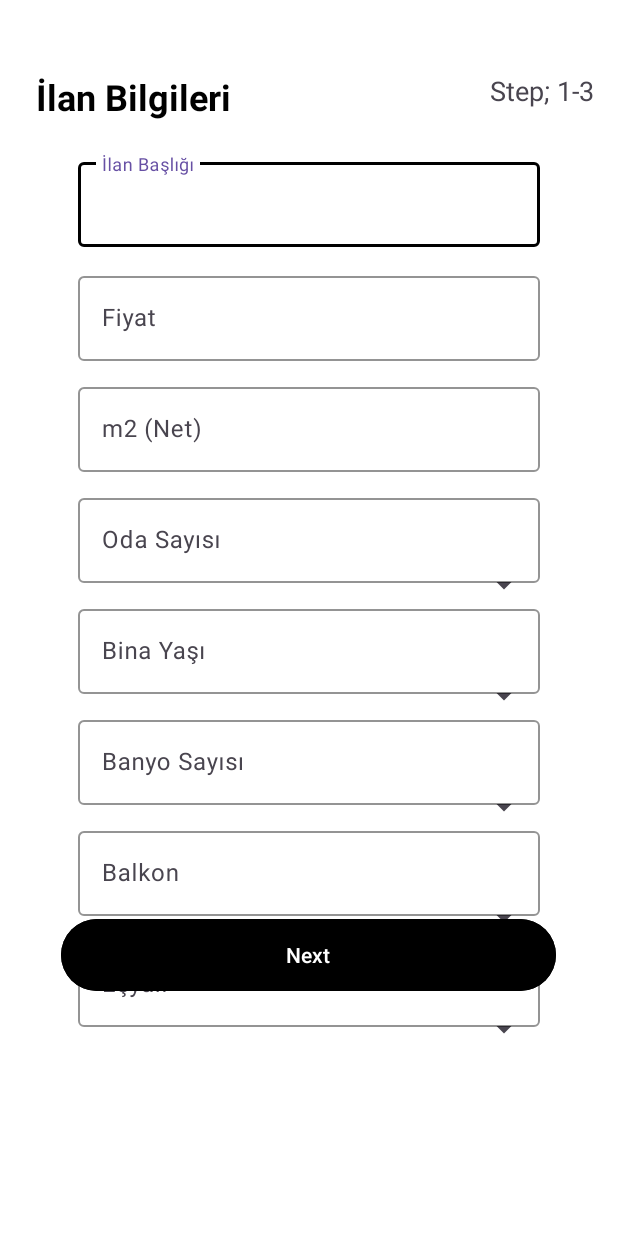
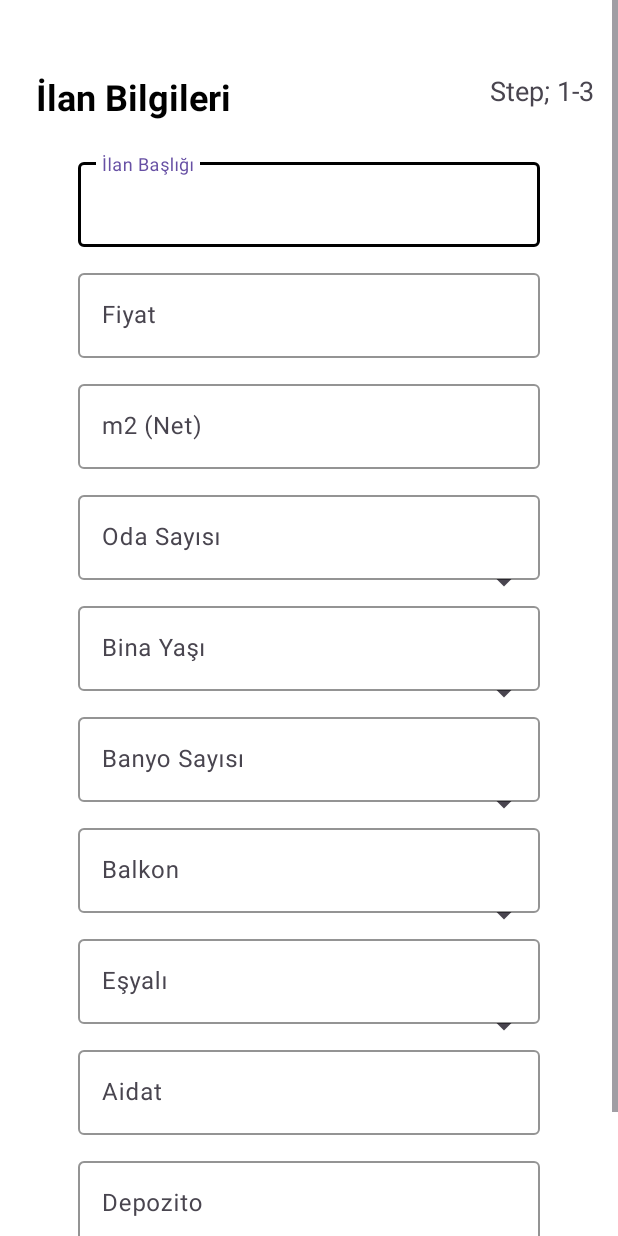
Before and after one commit to yusuf3337/MyApplication2, an Android app: the AdInformationOne screen opened directly, with no data from a screen before it, on a phone screen of 412 x 824 dp. Run offline under Robolectric (Android 15) with nearby library versions, the phone set to English and light mode, and no system bars.

Commit message:
AdInformationOne Scroll Düzelttim LinearLayout Eklenmesi gerekiyormuş

```diff
--- a/app/src/main/res/layout/activity_ad_information_one.xml
+++ b/app/src/main/res/layout/activity_ad_information_one.xml
@@ -6,11 +6,19 @@
     android:layout_width="match_parent"
     android:layout_height="match_parent"
     android:background="#FFFFFF"
+    android:rotationY="0"
     tools:context=".Informations.AdInformationOne">
+
+    <LinearLayout
+        android:layout_width="match_parent"
+        android:layout_height="match_parent"
+        android:orientation="vertical">
 
         <androidx.constraintlayout.widget.ConstraintLayout
             android:layout_width="match_parent"
-        android:layout_height="match_parent">
+            android:layout_height="916dp"
+            android:rotationY="0"
+            tools:layout_editor_absoluteY="1dp">
 
             <com.google.android.material.textfield.TextInputLayout
                 android:id="@+id/textInputLayout25"
@@ -28,7 +36,8 @@
                     android:layout_height="wrap_content"
                     android:focusable="false"
                     android:focusableInTouchMode="false"
-                android:hint="Balkon" />
+                    android:hint="Balkon"
+                    android:textColor="#000000" />
 
                 <Spinner
                     android:id="@+id/balkonSpinner"
@@ -76,14 +85,15 @@
                     android:id="@+id/ilanBasligi"
                     android:layout_width="match_parent"
                     android:layout_height="wrap_content"
-                android:hint="İlan Başlığı" />
+                    android:hint="İlan Başlığı"
+                    android:textColor="#000000" />
             </com.google.android.material.textfield.TextInputLayout>
 
             <com.google.android.material.textfield.TextInputLayout
                 android:id="@+id/textInputLayout20"
                 android:layout_width="308dp"
                 android:layout_height="64dp"
-            android:layout_marginTop="12dp"
+                android:layout_marginTop="10dp"
                 app:boxStrokeColor="#000000"
                 app:layout_constraintEnd_toEndOf="parent"
                 app:layout_constraintStart_toStartOf="parent"
@@ -93,7 +103,8 @@
                     android:id="@+id/fiyat"
                     android:layout_width="match_parent"
                     android:layout_height="wrap_content"
-                android:hint="Fiyat" />
+                    android:hint="Fiyat"
+                    android:textColor="#000000" />
             </com.google.android.material.textfield.TextInputLayout>
 
             <com.google.android.material.textfield.TextInputLayout
@@ -110,7 +121,8 @@
                     android:id="@+id/m2"
                     android:layout_width="match_parent"
                     android:layout_height="wrap_content"
-                android:hint="m2 (Net)" />
+                    android:hint="m2 (Net)"
+                    android:textColor="#000000" />
             </com.google.android.material.textfield.TextInputLayout>
 
             <com.google.android.material.textfield.TextInputLayout
@@ -129,12 +141,13 @@
                     android:layout_height="wrap_content"
                     android:focusable="false"
                     android:focusableInTouchMode="false"
-                android:hint="Oda Sayısı" />
+                    android:hint="Oda Sayısı"
+                    android:textColor="#000000" />
 
                 <Spinner
                     android:id="@+id/odaSayisiSpinner"
                     android:layout_width="match_parent"
-                android:layout_height="3dp"
+                    android:layout_height="7dp"
                     android:layout_weight="5" />
 
             </com.google.android.material.textfield.TextInputLayout>
@@ -156,7 +169,8 @@
                     android:layout_height="wrap_content"
                     android:focusable="false"
                     android:focusableInTouchMode="false"
-                android:hint="Bina Yaşı" />
+                    android:hint="Bina Yaşı"
+                    android:textColor="#000000" />
 
                 <Spinner
                     android:id="@+id/binaYasiSpinner"
@@ -182,7 +196,8 @@
                     android:layout_height="wrap_content"
                     android:focusable="false"
                     android:focusableInTouchMode="false"
-                android:hint="Banyo Sayısı" />
+                    android:hint="Banyo Sayısı"
+                    android:textColor="#000000" />
 
                 <Spinner
                     android:id="@+id/banyoSayisiSpinner"
@@ -208,28 +223,71 @@
                     android:layout_height="wrap_content"
                     android:focusable="false"
                     android:focusableInTouchMode="false"
-                android:hint="Eşyalı" />
+                    android:hint="Eşyalı"
+                    android:textColor="#000000" />
 
                 <Spinner
                     android:id="@+id/esyaliSpinner"
                     android:layout_width="match_parent"
-                android:layout_height="wrap_content"
+                    android:layout_height="93dp"
                     android:layout_weight="1" />
 
             </com.google.android.material.textfield.TextInputLayout>
 
             <Button
                 android:id="@+id/button"
-            android:layout_width="330dp"
-            android:layout_height="56dp"
+                android:layout_width="334dp"
+                android:layout_height="60dp"
                 android:backgroundTint="#000000"
                 android:onClick="goAdInformation2"
-            android:text="Next"
+                android:text="Devam"
+                android:textColor="#FFFFFF"
                 app:layout_constraintBottom_toBottomOf="parent"
                 app:layout_constraintEnd_toEndOf="parent"
-            app:layout_constraintHorizontal_bias="0.498"
+                app:layout_constraintHorizontal_bias="0.494"
                 app:layout_constraintStart_toStartOf="parent"
                 app:layout_constraintTop_toTopOf="parent"
-            app:layout_constraintVertical_bias="0.965" />
+                app:layout_constraintVertical_bias="0.992" />
+
+            <com.google.android.material.textfield.TextInputLayout
+                android:id="@+id/textInputLayout37"
+                android:layout_width="308dp"
+                android:layout_height="64dp"
+                android:layout_marginTop="10dp"
+                app:boxStrokeColor="#000000"
+                app:layout_constraintEnd_toEndOf="parent"
+                app:layout_constraintStart_toStartOf="parent"
+                app:layout_constraintTop_toBottomOf="@+id/textInputLayout26">
+
+                <com.google.android.material.textfield.TextInputEditText
+                    android:id="@+id/aidat"
+                    android:layout_width="match_parent"
+                    android:layout_height="wrap_content"
+                    android:hint="Aidat"
+                    android:textColor="#000000" />
+
+            </com.google.android.material.textfield.TextInputLayout>
+
+            <com.google.android.material.textfield.TextInputLayout
+                android:id="@+id/textInputLayout38"
+                android:layout_width="308dp"
+                android:layout_height="64dp"
+                android:layout_marginTop="10dp"
+                app:boxStrokeColor="#000000"
+                app:layout_constraintEnd_toEndOf="parent"
+                app:layout_constraintStart_toStartOf="parent"
+                app:layout_constraintTop_toBottomOf="@+id/textInputLayout37">
+
+                <com.google.android.material.textfield.TextInputEditText
+                    android:id="@+id/depozito"
+                    android:layout_width="match_parent"
+                    android:layout_height="wrap_content"
+                    android:hint="Depozito"
+                    android:textColor="#000000" />
+
+            </com.google.android.material.textfield.TextInputLayout>
+
         </androidx.constraintlayout.widget.ConstraintLayout>
+
+    </LinearLayout>
 </ScrollView>
```
Lines whose indentation alone changed are shown as unchanged.
